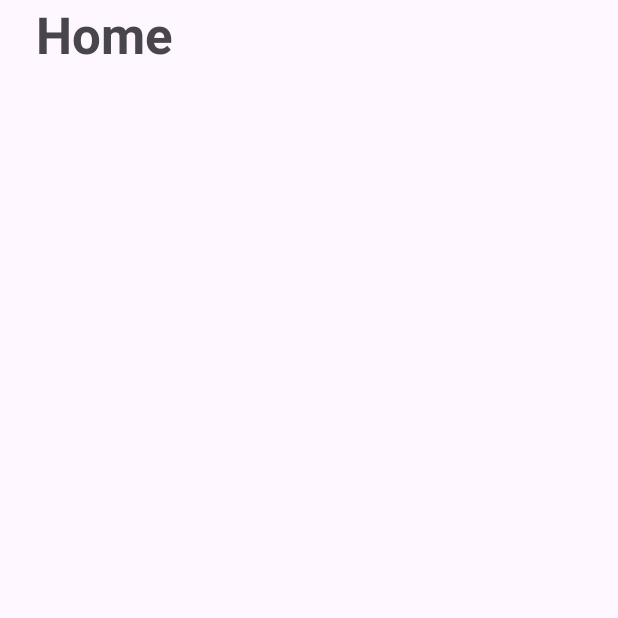
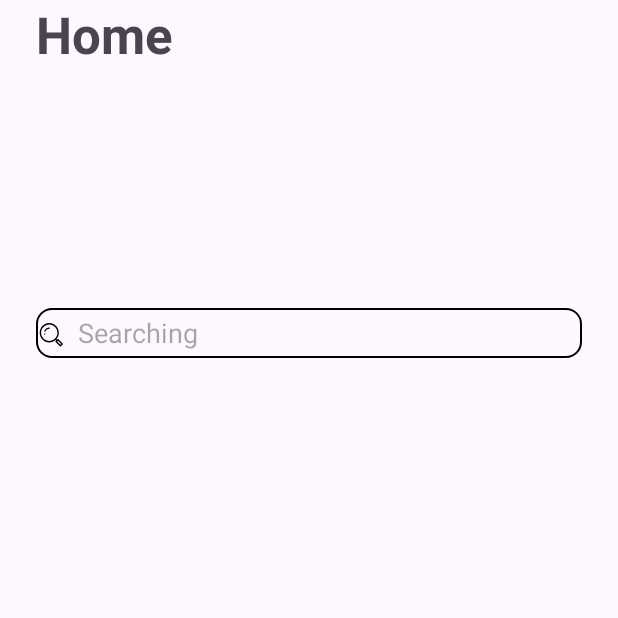
Before and after one commit to rubyabim/AgriEdu, an Android app: the screen it shows after launch (MainActivity), on a phone screen of 412 x 824 dp, the top half of it. Run offline under Robolectric (Android 15) with nearby library versions, the phone set to English and light mode, and no system bars.

Commit message:
search bar

```diff
--- /dev/null
+++ b/app/src/main/res/drawable/edittext_background.xml
@@ -0,0 +1,10 @@
+<?xml version="1.0" encoding="utf-8"?>
+<selector xmlns:android="http://schemas.android.com/apk/res/android">
+<item>
+    <shape>
+        <stroke android:color="@color/black" android:width="1dp"/>
+        <corners android:radius="10dp"/>
+
+    </shape>
+</item>
+</selector>
--- /dev/null
+++ b/app/src/main/res/drawable/icons8_search.xml
@@ -0,0 +1,5 @@
+<vector xmlns:android="http://schemas.android.com/apk/res/android" android:height="20dp" android:viewportHeight="128" android:viewportWidth="128" android:width="20dp">
+
+    <path android:fillColor="#FF000000" android:pathData="M56.6,21.6C34.1,21.6 15.8,40.1 15.8,62.8C15.8,85.6 34.1,104 56.6,104C66.9,104 76.3,100.1 83.5,93.7L85.8,96L83.7,98.2C82.5,99.4 82.5,101.3 83.7,102.5L101.7,120.7C102.3,121.3 103,121.6 103.8,121.6C104.6,121.6 105.4,121.3 105.9,120.7L113.9,112.6C115,111.4 115,109.5 113.8,108.4L95.8,90.2C95.2,89.6 94.5,89.3 93.7,89.3C92.9,89.3 92.1,89.6 91.6,90.2L89.5,92.4L87.2,90C93.5,82.7 97.4,73.2 97.4,62.8C97.4,40.1 79.1,21.6 56.6,21.6zM56.6,27.7C75.8,27.7 91.4,43.5 91.4,62.9C91.4,82.3 75.8,98 56.6,98C37.4,98 21.8,82.3 21.8,62.9C21.8,43.5 37.4,27.7 56.6,27.7zM56.7,40.2C47.2,40.2 38.7,46.3 35.5,55.3C35,56.6 35.7,58.2 37.1,58.6C37.4,58.7 37.7,58.8 38,58.8C39.1,58.8 40.1,58.1 40.5,57C42.9,50.1 49.5,45.4 56.7,45.4C58.1,45.4 59.3,44.2 59.3,42.8C59.3,41.4 58.1,40.2 56.7,40.2zM37.7,64.9C36.3,64.9 35.1,66 35.1,67.5L35.1,67.9C35.2,69.3 36.3,70.5 37.8,70.5C39.2,70.5 40.4,69.3 40.4,67.9L40.4,67.6C40.4,66.1 39.3,64.9 37.8,64.9L37.7,64.9zM93.8,96.6L107.6,110.6L103.8,114.4L90,100.4L93.8,96.6z"/>
+
+</vector>
--- a/app/src/main/res/layout/activity_main.xml
+++ b/app/src/main/res/layout/activity_main.xml
@@ -34,6 +34,40 @@
                     app:layout_constraintStart_toStartOf="parent"
                     app:layout_constraintTop_toTopOf="parent" />
             </androidx.constraintlayout.widget.ConstraintLayout>
+
+            <androidx.constraintlayout.widget.ConstraintLayout
+                android:layout_width="match_parent"
+                android:layout_height="160dp">
+
+            </androidx.constraintlayout.widget.ConstraintLayout>
+
+            <LinearLayout
+                android:layout_width="match_parent"
+                android:layout_height="match_parent"
+                android:orientation="vertical">
+
+                <LinearLayout
+                    android:layout_width="match_parent"
+                    android:layout_height="match_parent"
+                    android:orientation="horizontal">
+
+                    <EditText
+                        android:id="@+id/editTextText"
+                        android:layout_width="wrap_content"
+                        android:layout_height="33dp"
+                        android:layout_weight="1"
+                        android:layout_marginStart="24dp"
+                        android:layout_marginEnd="24dp"
+                        android:drawableStart="@drawable/icons8_search"
+                        android:drawablePadding="8dp"
+                        android:hint="Searching"
+                        android:ems="10"
+                        android:inputType="text"
+                        android:textStyle="normal"
+                        android:background="@drawable/edittext_background"
+                        />
+                </LinearLayout>
+            </LinearLayout>
         </LinearLayout>
     </ScrollView>
 </androidx.constraintlayout.widget.ConstraintLayout>
```
